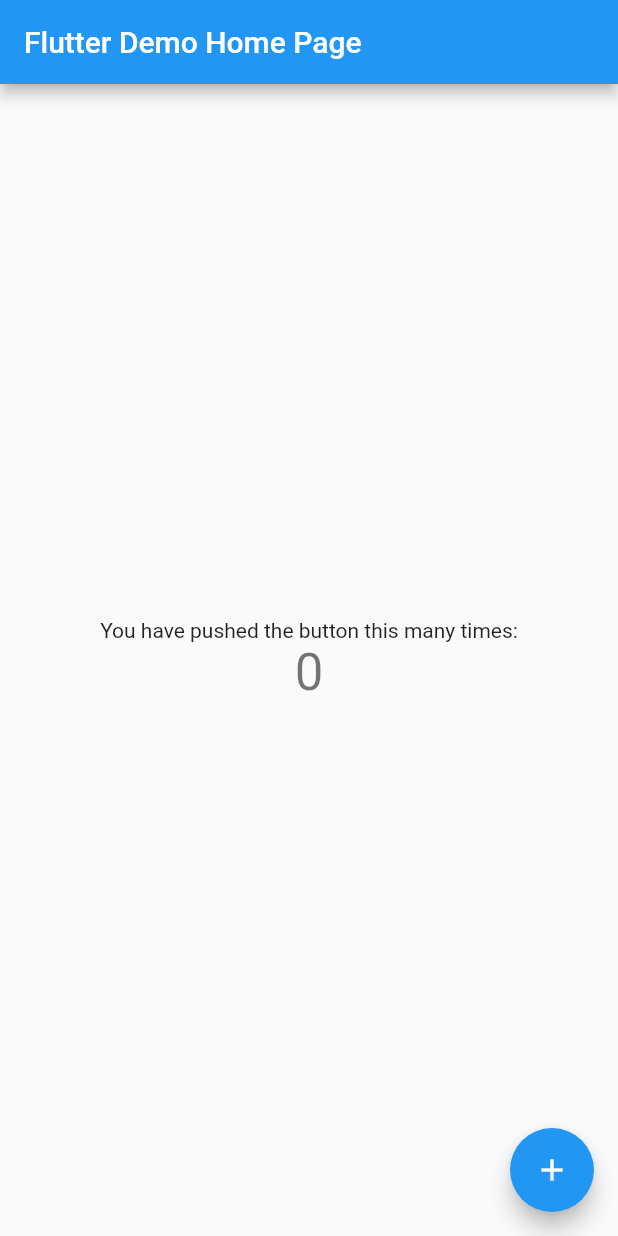
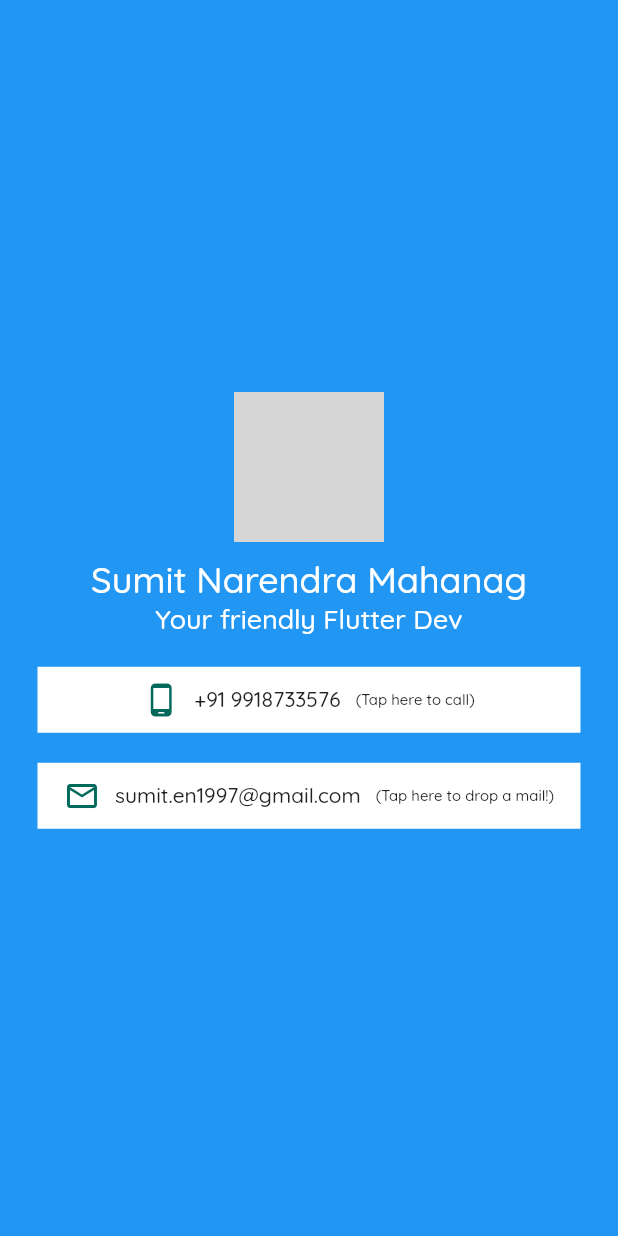
Before and after one commit to roodymike/Portfolio_App, a Flutter app: the screen it shows after launch, on a phone screen of 412 x 824 dp. Run offline on Flutter 3.47's test engine with Material 2 defaults, Android fonts, the phone set to English and light mode, and no system bars; network calls fail; grey boxes are pictures that could not be loaded.

Commit message:
Final Commit
Main Commit

```diff
--- a/lib/main.dart
+++ b/lib/main.dart
@@ -1,4 +1,5 @@
 import 'package:flutter/material.dart';
+import 'package:my_portfolio/screens/Avatar.dart';
 
 void main() {
   runApp(MyApp());
@@ -9,7 +10,7 @@ class MyApp extends StatelessWidget {
   @override
   Widget build(BuildContext context) {
     return MaterialApp(
-      title: 'Flutter Demo',
+      debugShowCheckedModeBanner: false,
       theme: ThemeData(
         // This is the theme of your application.
         //
@@ -22,92 +23,7 @@ class MyApp extends StatelessWidget {
         // is not restarted.
         primarySwatch: Colors.blue,
       ),
-      home: MyHomePage(title: 'Flutter Demo Home Page'),
+      home: AvatarHome(),
     );
   }
 }
-
-class MyHomePage extends StatefulWidget {
-  MyHomePage({Key key, this.title}) : super(key: key);
-
-  // This widget is the home page of your application. It is stateful, meaning
-  // that it has a State object (defined below) that contains fields that affect
-  // how it looks.
-
-  // This class is the configuration for the state. It holds the values (in this
-  // case the title) provided by the parent (in this case the App widget) and
-  // used by the build method of the State. Fields in a Widget subclass are
-  // always marked "final".
-
-  final String title;
-
-  @override
-  _MyHomePageState createState() => _MyHomePageState();
-}
-
-class _MyHomePageState extends State<MyHomePage> {
-  int _counter = 0;
-
-  void _incrementCounter() {
-    setState(() {
-      // This call to setState tells the Flutter framework that something has
-      // changed in this State, which causes it to rerun the build method below
-      // so that the display can reflect the updated values. If we changed
-      // _counter without calling setState(), then the build method would not be
-      // called again, and so nothing would appear to happen.
-      _counter++;
-    });
-  }
-
-  @override
-  Widget build(BuildContext context) {
-    // This method is rerun every time setState is called, for instance as done
-    // by the _incrementCounter method above.
-    //
-    // The Flutter framework has been optimized to make rerunning build methods
-    // fast, so that you can just rebuild anything that needs updating rather
-    // than having to individually change instances of widgets.
-    return Scaffold(
-      appBar: AppBar(
-        // Here we take the value from the MyHomePage object that was created by
-        // the App.build method, and use it to set our appbar title.
-        title: Text(widget.title),
-      ),
-      body: Center(
-        // Center is a layout widget. It takes a single child and positions it
-        // in the middle of the parent.
-        child: Column(
-          // Column is also a layout widget. It takes a list of children and
-          // arranges them vertically. By default, it sizes itself to fit its
-          // children horizontally, and tries to be as tall as its parent.
-          //
-          // Invoke "debug painting" (press "p" in the console, choose the
-          // "Toggle Debug Paint" action from the Flutter Inspector in Android
-          // Studio, or the "Toggle Debug Paint" command in Visual Studio Code)
-          // to see the wireframe for each widget.
-          //
-          // Column has various properties to control how it sizes itself and
-          // how it positions its children. Here we use mainAxisAlignment to
-          // center the children vertically; the main axis here is the vertical
-          // axis because Columns are vertical (the cross axis would be
-          // horizontal).
-          mainAxisAlignment: MainAxisAlignment.center,
-          children: <Widget>[
-            Text(
-              'You have pushed the button this many times:',
-            ),
-            Text(
-              '$_counter',
-              style: Theme.of(context).textTheme.headline4,
-            ),
-          ],
-        ),
-      ),
-      floatingActionButton: FloatingActionButton(
-        onPressed: _incrementCounter,
-        tooltip: 'Increment',
-        child: Icon(Icons.add),
-      ), // This trailing comma makes auto-formatting nicer for build methods.
-    );
-  }
-}
--- /dev/null
+++ b/lib/screens/Avatar.dart
@@ -0,0 +1,116 @@
+import 'package:flutter/material.dart';
+import 'package:url_launcher/url_launcher.dart';
+
+_makingPhoneCall() async {
+  const url = 'tel:9918733576';
+  if (await canLaunch(url)) {
+    await launch(url);
+  } else {
+    throw 'Could not launch $url';
+  }
+}
+
+_doEmail() async {
+  const mailurl = 'mailto:sumit.en1997@gmail.com';
+  if (await canLaunch(mailurl)) {
+    await launch(mailurl);
+  } else {
+    throw 'Could not launch $mailurl';
+  }
+}
+
+class AvatarHome extends StatelessWidget {
+  const AvatarHome({Key key}) : super(key: key);
+
+  @override
+  Widget build(BuildContext context) {
+    return Scaffold(
+      backgroundColor: Colors.blue,
+      body: SafeArea(
+        child: Column(
+          mainAxisAlignment: MainAxisAlignment.center,
+          children: <Widget>[
+            Center(
+              child: CircleAvatar(
+                radius: 50.0,
+                backgroundImage: NetworkImage(
+                    'https://i.pinimg.com/originals/51/f6/fb/51f6fb256629fc755b8870c801092942.png'),
+              ),
+            ),
+            SizedBox(height: 10.0),
+            Text(
+              "Sumit Narendra Mahanag",
+              style: TextStyle(
+                  color: Colors.white, fontFamily: 'QuickSand', fontSize: 24.0),
+            ),
+            Text(
+              "Your friendly Flutter Dev",
+              style: TextStyle(
+                  color: Colors.white, fontFamily: 'QuickSand', fontSize: 18.0),
+            ),
+            SizedBox(height: 10.0),
+            GestureDetector(
+              onTap: () {
+                _makingPhoneCall();
+              },
+              child: Container(
+                color: Colors.white,
+                margin: EdgeInsets.symmetric(vertical: 10.0, horizontal: 25.0),
+                padding: EdgeInsets.all(10.0),
+                child: Row(
+                  mainAxisAlignment: MainAxisAlignment.center,
+                  children: <Widget>[
+                    Icon(
+                      Icons.phone_android,
+                      color: Colors.teal.shade800,
+                    ),
+                    SizedBox(width: 10.0),
+                    Text(
+                      "+91 9918733576",
+                      style: TextStyle(fontFamily: 'QuickSand'),
+                    ),
+                    SizedBox(width: 10.0),
+                    Text(
+                      "(Tap here to call)",
+                      style: TextStyle(fontSize: 10.0, fontFamily: 'Quicksand'),
+                    )
+                  ],
+                ),
+              ),
+            ),
+            GestureDetector(
+              onTap: () {
+                _doEmail();
+              },
+              child: Container(
+                color: Colors.white,
+                margin: EdgeInsets.symmetric(vertical: 10.0, horizontal: 25.0),
+                padding: EdgeInsets.all(10.0),
+                child: Row(
+                  mainAxisAlignment: MainAxisAlignment.center,
+                  children: <Widget>[
+                    Icon(
+                      Icons.email_outlined,
+                      color: Colors.teal.shade800,
+                    ),
+                    SizedBox(
+                      width: 10.0,
+                    ),
+                    Text(
+                      "sumit.en1997@gmail.com",
+                      style: TextStyle(fontFamily: 'Quicksand'),
+                    ),SizedBox(width: 10.0),
+                    Text(
+                      "(Tap here to drop a mail!)",
+                      style: TextStyle(fontSize: 10.0, fontFamily: 'Quicksand'),
+                    )
+                  ],
+                ),
+              ),
+            ),
+          ],
+        ),
+      ),
+    );
+  }
+}
```
Also changed, not shown: fonts/OFL.txt (added, +93 -0 lines), pubspec.yaml (+5 -45 lines), fonts/Quicksand-Bold.ttf (added), fonts/Quicksand-Light.ttf (added), fonts/Quicksand-Medium.ttf (added), fonts/Quicksand-Regular.ttf (added), fonts/Quicksand-SemiBold.ttf (added), pubspec.lock, 5 other files.
